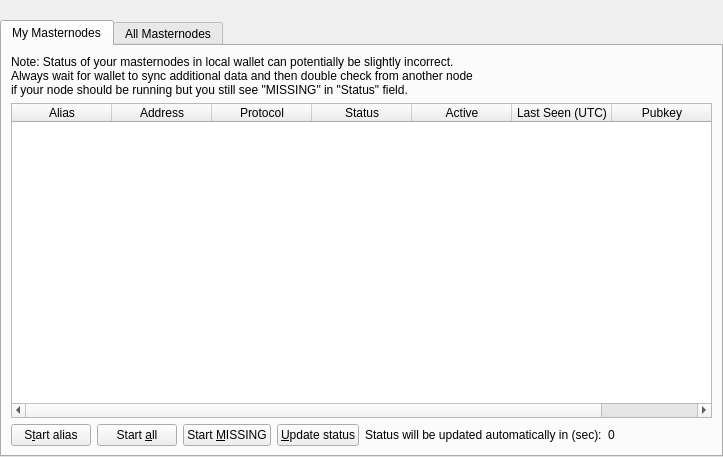
Before: the Qt Designer form src/qt/forms/stormnodelist.ui in duality-solutions/Dynamic, drawn with Qt 5.
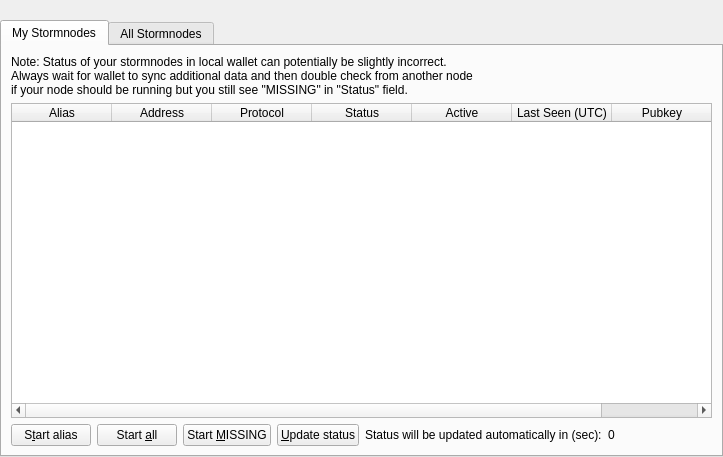
After: the same form once the commit is applied.

Patch:
```diff
--- a/src/qt/forms/stormnodelist.ui
+++ b/src/qt/forms/stormnodelist.ui
@@ -51,7 +51,7 @@
        </property>
        <widget class="QWidget" name="tabMyMasternodes">
         <attribute name="title">
-         <string>My Masternodes</string>
+         <string>My Stormnodes</string>
         </attribute>
         <layout class="QGridLayout" name="gridLayout_2">
          <item row="0" column="0">
@@ -67,7 +67,7 @@
              <item>
               <widget class="QLabel" name="updateNote">
                <property name="text">
-                <string>Note: Status of your masternodes in local wallet can potentially be slightly incorrect.&lt;br /&gt;Always wait for wallet to sync additional data and then double check from another node&lt;br /&gt;if your node should be running but you still see "MISSING" in "Status" field.</string>
+                <string>Note: Status of your stormnodes in local wallet can potentially be slightly incorrect.&lt;br /&gt;Always wait for wallet to sync additional data and then double check from another node&lt;br /&gt;if your node should be running but you still see "MISSING" in "Status" field.</string>
                </property>
               </widget>
              </item>
@@ -207,7 +207,7 @@
        </widget>
        <widget class="QWidget" name="tabAllMasternodes">
         <attribute name="title">
-         <string>All Masternodes</string>
+         <string>All Stormnodes</string>
         </attribute>
         <layout class="QGridLayout" name="gridLayout">
          <item row="1" column="0">
```
Left out of the diff: 14 changed lines with no effect on the pictures.
